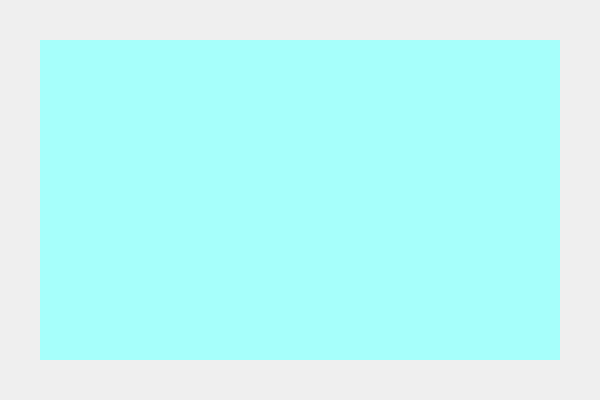
First picture: the form in mainwidget.ui, repository bstee615/project, before the edit.
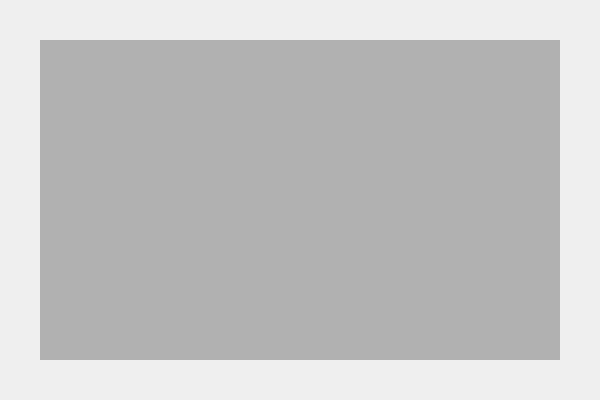
Second picture: the form after the edit.

```diff
--- a/mainwidget.ui
+++ b/mainwidget.ui
@@ -32,7 +32,7 @@
      </rect>
     </property>
     <property name="styleSheet">
-     <string notr="true">background-color: rgb(167, 255, 252);</string>
+     <string notr="true">background-color: rgb(177, 177, 177);</string>
     </property>
     <property name="text">
      <string/>
```
